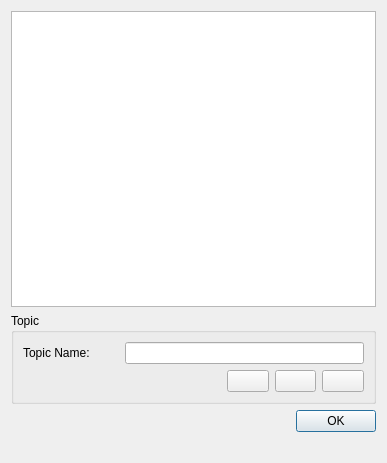
Qt form resources/forms/topicsdialog.ui (zonArt/openlp) before a commit.
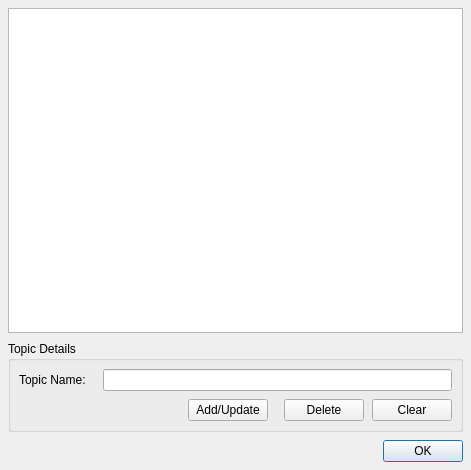
The same form after that commit. Icons and pictures are not drawn.

Commit message: Updated look and feel of the Edit Song dialog. Changed the form.show() to form.exec_() for dialogs. Added the code for the (c) button.

Diff of the .ui file:
```diff
--- a/resources/forms/topicsdialog.ui
+++ b/resources/forms/topicsdialog.ui
@@ -1,34 +1,46 @@
 <?xml version="1.0" encoding="UTF-8"?>
 <ui version="4.0">
  <class>TopicsDialog</class>
- <widget class="QDialog" name="TopicsDialog">
-  <property name="geometry">
+ <widget class="QDialog" name="TopicsDialog" >
+  <property name="geometry" >
    <rect>
     <x>0</x>
     <y>0</y>
-    <width>387</width>
-    <height>463</height>
+    <width>471</width>
+    <height>470</height>
    </rect>
   </property>
   <property name="windowTitle">
    <string>Topic Maintenance</string>
   </property>
-  <layout class="QGridLayout" name="gridLayout_2">
-   <item row="1" column="0">
-    <widget class="QGroupBox" name="TopicGroupBox">
-     <property name="title">
-      <string>Topic</string>
+  <layout class="QGridLayout" name="TopicsLayout" >
+   <property name="margin" >
+    <number>8</number>
+   </property>
+   <property name="spacing" >
+    <number>8</number>
+   </property>
+   <item row="1" column="0" >
+    <widget class="QGroupBox" name="TopicGroupBox" >
+     <property name="title" >
+      <string>Topic Details</string>
      </property>
-     <layout class="QGridLayout" name="gridLayout">
-      <item row="0" column="0">
-       <widget class="QLabel" name="TopicNameLabel">
-        <property name="text">
+     <layout class="QGridLayout" name="DetailsLayout" >
+      <property name="margin" >
+       <number>8</number>
+      </property>
+      <property name="spacing" >
+       <number>8</number>
+      </property>
+      <item row="0" column="0" >
+       <widget class="QLabel" name="TopicNameLabel" >
+        <property name="text" >
          <string>Topic Name:</string>
         </property>
        </widget>
       </item>
-      <item row="0" column="1" colspan="4">
-       <widget class="QLineEdit" name="TopicNameEdit"/>
+      <item row="0" column="1" colspan="5" >
+       <widget class="QLineEdit" name="TopicNameEdit" />
       </item>
       <item row="1" column="0" colspan="2">
        <spacer name="horizontalSpacer">
@@ -43,13 +55,13 @@
         </property>
        </spacer>
       </item>
-      <item row="1" column="3">
-       <widget class="QPushButton" name="DeleteButton">
-        <property name="toolTip">
+      <item row="1" column="4" >
+       <widget class="QPushButton" name="DeleteButton" >
+        <property name="toolTip" >
          <string>Delete Author</string>
         </property>
-        <property name="text">
-         <string/>
+        <property name="text" >
+         <string>Delete</string>
         </property>
         <property name="icon">
          <iconset resource="../images/openlp-2.qrc">
@@ -57,13 +69,13 @@
         </property>
        </widget>
       </item>
-      <item row="1" column="4">
-       <widget class="QPushButton" name="AddUpdateButton">
-        <property name="toolTip">
+      <item row="1" column="2" >
+       <widget class="QPushButton" name="AddUpdateButton" >
+        <property name="toolTip" >
          <string>Add Update Author</string>
         </property>
-        <property name="text">
-         <string/>
+        <property name="text" >
+         <string>Add/Update</string>
         </property>
         <property name="icon">
          <iconset resource="../images/openlp-2.qrc">
@@ -71,13 +83,13 @@
         </property>
        </widget>
       </item>
-      <item row="1" column="2">
-       <widget class="QPushButton" name="ClearButton">
-        <property name="toolTip">
+      <item row="1" column="5" >
+       <widget class="QPushButton" name="ClearButton" >
+        <property name="toolTip" >
          <string>Clear Selection</string>
         </property>
-        <property name="text">
-         <string/>
+        <property name="text" >
+         <string>Clear</string>
         </property>
         <property name="icon">
          <iconset resource="../images/openlp-2.qrc">
@@ -88,19 +100,16 @@
      </layout>
     </widget>
    </item>
-   <item row="3" column="0">
-    <widget class="QLabel" name="MessageLabel">
-     <property name="text">
-      <string/>
+   <item row="0" column="0" >
+    <widget class="QTableWidget" name="TopicsListView" >
+     <property name="alternatingRowColors" >
+      <bool>true</bool>
      </property>
     </widget>
    </item>
-   <item row="0" column="0">
-    <widget class="QTableWidget" name="TopicsListView"/>
-   </item>
-   <item row="2" column="0">
-    <widget class="QDialogButtonBox" name="ButtonBox">
-     <property name="orientation">
+   <item row="2" column="0" >
+    <widget class="QDialogButtonBox" name="ButtonBox" >
+     <property name="orientation" >
       <enum>Qt::Horizontal</enum>
      </property>
      <property name="standardButtons">
```
Left out of the diff: 41 changed lines with no effect on the pictures. The commit also changes 10 other files.
